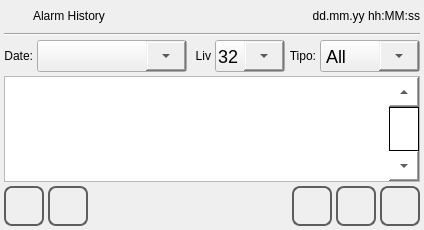
Qt form qt_library/ATCMalarms/alarms_history.ui (MECTsrl/mect_plugins) before a commit.
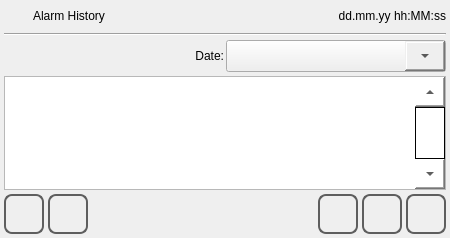
The same form after that commit. Icons and pictures are not drawn.

Commit message: Bug fixing for v2.0.9rc3: - add script to add default font and family - add lang_table.csv for systemConf - remove from alarms log the info about level(0-32) and type(error/event) - organize the alarms in daily file - fix the font loading from resources when the extension have capital letters. - fix logs "from cannot found" to "cannot find" - change the dump log file name with the interval time filter - leave always active the navigation arrow into recipe page - fix the regression bug about spinbox write - Add in automation.h the header for use some funtion prepared for ther user as logStart()

What changed in the file:
```diff
--- a/qt_library/ATCMalarms/alarms_history.ui
+++ b/qt_library/ATCMalarms/alarms_history.ui
@@ -6,8 +6,8 @@
    <rect>
     <x>0</x>
     <y>0</y>
-    <width>424</width>
-    <height>230</height>
+    <width>450</width>
+    <height>238</height>
    </rect>
   </property>
   <property name="minimumSize">
@@ -121,6 +121,9 @@
    </item>
    <item>
     <layout class="QHBoxLayout" name="horizontalLayout_4">
+     <property name="spacing">
+      <number>2</number>
+     </property>
      <item>
       <widget class="QLabel" name="labelDate">
        <property name="text">
@@ -134,7 +137,7 @@
      <item>
       <widget class="QComboBox" name="comboBoxDate">
        <property name="sizePolicy">
-        <sizepolicy hsizetype="MinimumExpanding" vsizetype="Fixed">
+        <sizepolicy hsizetype="Preferred" vsizetype="Preferred">
          <horstretch>0</horstretch>
          <verstretch>0</verstretch>
         </sizepolicy>
@@ -145,12 +148,6 @@
          <height>32</height>
         </size>
        </property>
-       <property name="maximumSize">
-        <size>
-         <width>150</width>
-         <height>35</height>
-        </size>
-       </property>
        <property name="styleSheet">
         <string notr="true">/* Combobox item */
 QAbstractItemView {
@@ -206,192 +203,6 @@
        </property>
       </widget>
      </item>
-     <item>
-      <widget class="QLabel" name="labelLevel">
-       <property name="text">
-        <string>Liv</string>
-       </property>
-       <property name="alignment">
-        <set>Qt::AlignRight|Qt::AlignTrailing|Qt::AlignVCenter</set>
-       </property>
-      </widget>
-     </item>
-     <item>
-      <widget class="QComboBox" name="comboBoxLevel">
-       <property name="sizePolicy">
-        <sizepolicy hsizetype="Minimum" vsizetype="Fixed">
-         <horstretch>0</horstretch>
-         <verstretch>0</verstretch>
-        </sizepolicy>
-       </property>
-       <property name="minimumSize">
-        <size>
-         <width>70</width>
-         <height>32</height>
-        </size>
-       </property>
-       <property name="maximumSize">
-        <size>
-         <width>70</width>
-         <height>35</height>
-        </size>
-       </property>
-       <property name="styleSheet">
-        <string notr="true">/* Combobox item */
-QAbstractItemView {
-	/* padding of each item (top,right,bottom,left) */
-	padding: 2 0 2 0;
-	font-size: 18px;
-}
-
-/* Sets up scrollbar size, border, color */
-QScrollBar:vertical {
-	width: 40px;
-	/* margin sets up how far the handle can travel (top,right,bottom,left) */
-	margin: 40px 0px 40px 0px;
-}
-
-/* Sets up the color and height of handle (cursor) */
-QScrollBar::handle:vertical {
-	min-height:40px;
-}
-
-/* bottom button (set height at 0px to remove)*/
-QScrollBar::add-line:vertical {
-	height: 40px;
-	subcontrol-position: bottom;
-	subcontrol-origin: margin;
-}
-
-/* top button (set height at 0px to remove)*/
-QScrollBar::sub-line:vertical {
-	height: 40px;
-	subcontrol-position: top;
-	subcontrol-origin: margin;
-	background-color: rgb(0, 255, 0);
-}
-
-/* need this to get rid of crosshatching on scrollbar background */
-QScrollBar::add-page:vertical, QScrollBar::sub-page:vertical {
-	background: none;
-}
-
-/* Combobox main item */
-QComboBox {
-	padding-left: 2px;
-	font-size: 18px;
-	min-height: 30px;
-}
-
-/* drop down button */
-QComboBox::drop-down {
-	min-width: 40px;
-}
-</string>
-       </property>
-       <item>
-        <property name="text">
-         <string>32</string>
-        </property>
-       </item>
-      </widget>
-     </item>
-     <item>
-      <widget class="QLabel" name="labelType">
-       <property name="text">
-        <string>Tipo:</string>
-       </property>
-       <property name="alignment">
-        <set>Qt::AlignRight|Qt::AlignTrailing|Qt::AlignVCenter</set>
-       </property>
-      </widget>
-     </item>
-     <item>
-      <widget class="QComboBox" name="comboBoxType">
-       <property name="sizePolicy">
-        <sizepolicy hsizetype="Fixed" vsizetype="Fixed">
-         <horstretch>0</horstretch>
-         <verstretch>0</verstretch>
-        </sizepolicy>
-       </property>
-       <property name="minimumSize">
-        <size>
-         <width>100</width>
-         <height>32</height>
-        </size>
-       </property>
-       <property name="maximumSize">
-        <size>
-         <width>100</width>
-         <height>35</height>
-        </size>
-       </property>
-       <property name="styleSheet">
-        <string notr="true">    QAbstractItemView {
-     padding: 5 5 16 5;
-     font-size: 18px;
-    }
-     
-    /* Sets up scrollbar size, border, color */
-      QScrollBar:vertical {
-          width: 40px;
-      /* margin sets up how far the handle can travel*/
-       margin: 0px 0px 0px 0px;
-      }
-     
-    /* Sets up the color and height of handle */
-      QScrollBar::handle:vertical {
-          min-height:40px;
-	background-color: rgb(0, 0, 0);
-      }
-     
-    /* This remvoes the bottom button by setting the height to 0px */
-      QScrollBar::add-line:vertical {
-       height: 0px;
-          subcontrol-position: bottom;
-          subcontrol-origin: margin;
-      }
-     
-    /* This remvoes the top button by setting the height to 0px */
-      QScrollBar::sub-line:vertical {
-         height: 0px;
-          subcontrol-position: top;
-          subcontrol-origin: margin;
-      }
-     
-    /* need this to get rid of crosshatching on scrollbar background */
-      QScrollBar::add-page:vertical, QScrollBar::sub-page:vertical {
-          background: none;
-      }
-     
-    QComboBox {
-     padding-left: 5px;
-     font-size: 18px;
-     min-height: 30px;
- }
-     
-    QComboBox::drop-down {
-    min-width: 40px;
-    }
-</string>
-       </property>
-       <item>
-        <property name="text">
-         <string>All</string>
-        </property>
-       </item>
-       <item>
-        <property name="text">
-         <string>Alarm</string>
-        </property>
-       </item>
-       <item>
-        <property name="text">
-         <string>Event</string>
-        </property>
-       </item>
-      </widget>
-     </item>
     </layout>
    </item>
    <item>
@@ -483,6 +294,9 @@
        <property name="verticalScrollBarPolicy">
         <enum>Qt::ScrollBarAlwaysOn</enum>
        </property>
+       <property name="horizontalScrollBarPolicy">
+        <enum>Qt::ScrollBarAsNeeded</enum>
+       </property>
        <property name="alternatingRowColors">
         <bool>true</bool>
        </property>
```
Left out of the diff: 4 changed lines with no effect on the pictures. The commit also changes 24 other files.
